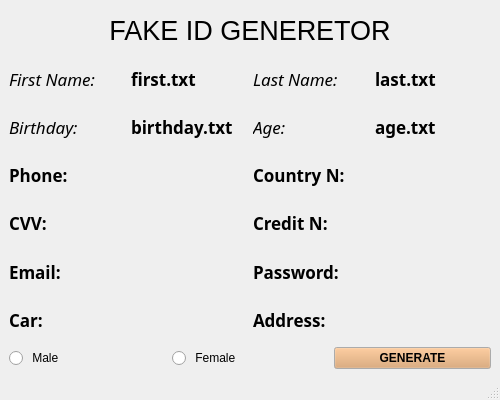
The window that mainwindow.ui (Zeverotti/FIDG) describes before a commit, drawn with Qt 5.
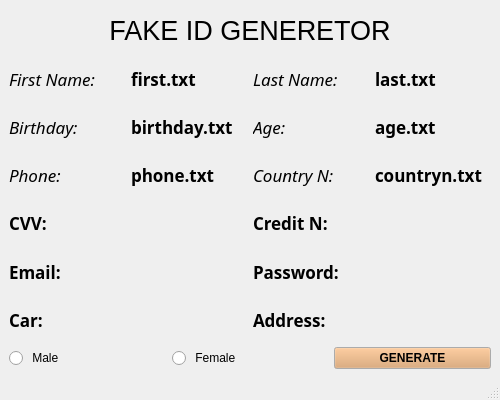
The same window after the commit.

The edit to the form file:
```diff
--- a/mainwindow.ui
+++ b/mainwindow.ui
@@ -221,8 +221,9 @@
          <font>
           <family>Manjari</family>
           <pointsize>13</pointsize>
-          <weight>75</weight>
-          <bold>true</bold>
+          <weight>50</weight>
+          <italic>true</italic>
+          <bold>false</bold>
          </font>
         </property>
         <property name="text">
@@ -230,14 +231,30 @@
         </property>
        </widget>
       </item>
+      <item>
+       <widget class="QLabel" name="label_18">
+        <property name="font">
+         <font>
+          <family>Manjari</family>
+          <pointsize>13</pointsize>
+          <weight>75</weight>
+          <bold>true</bold>
+         </font>
+        </property>
+        <property name="text">
+         <string>phone.txt</string>
+        </property>
+       </widget>
+      </item>
       <item>
        <widget class="QLabel" name="label_7">
         <property name="font">
          <font>
           <family>Manjari</family>
           <pointsize>13</pointsize>
-          <weight>75</weight>
-          <bold>true</bold>
+          <weight>50</weight>
+          <italic>true</italic>
+          <bold>false</bold>
          </font>
         </property>
         <property name="text">
@@ -245,6 +262,21 @@
         </property>
        </widget>
       </item>
+      <item>
+       <widget class="QLabel" name="label_19">
+        <property name="font">
+         <font>
+          <family>Manjari</family>
+          <pointsize>13</pointsize>
+          <weight>75</weight>
+          <bold>true</bold>
+         </font>
+        </property>
+        <property name="text">
+         <string>countryn.txt</string>
+        </property>
+       </widget>
+      </item>
      </layout>
     </item>
     <item>
```
